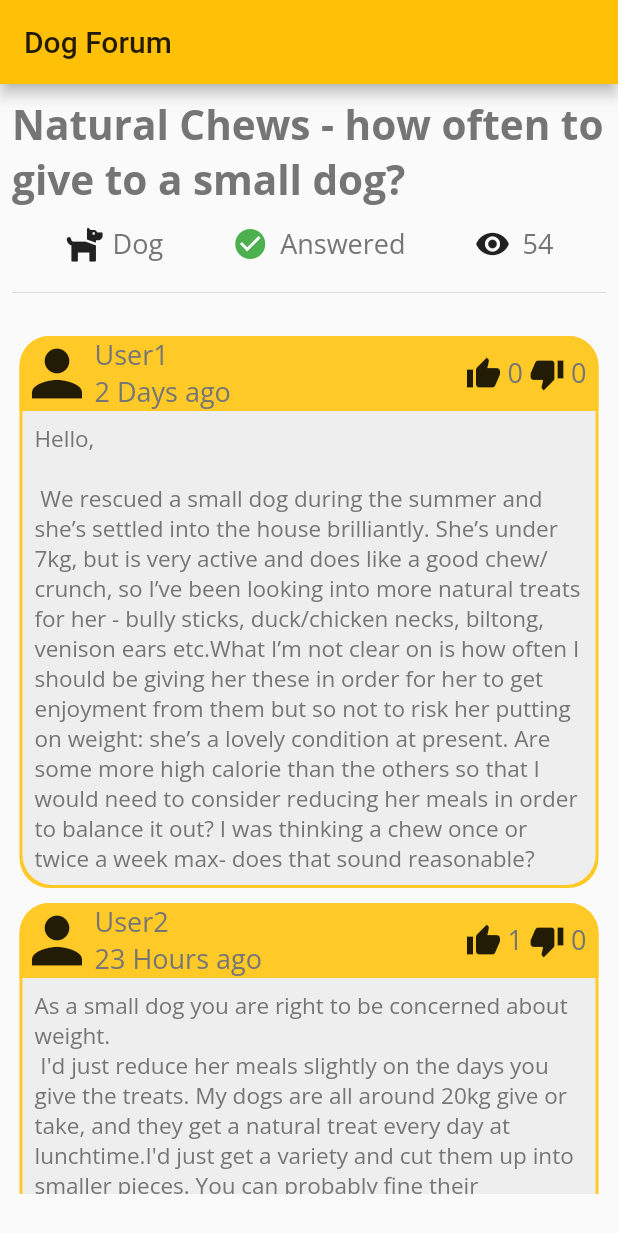
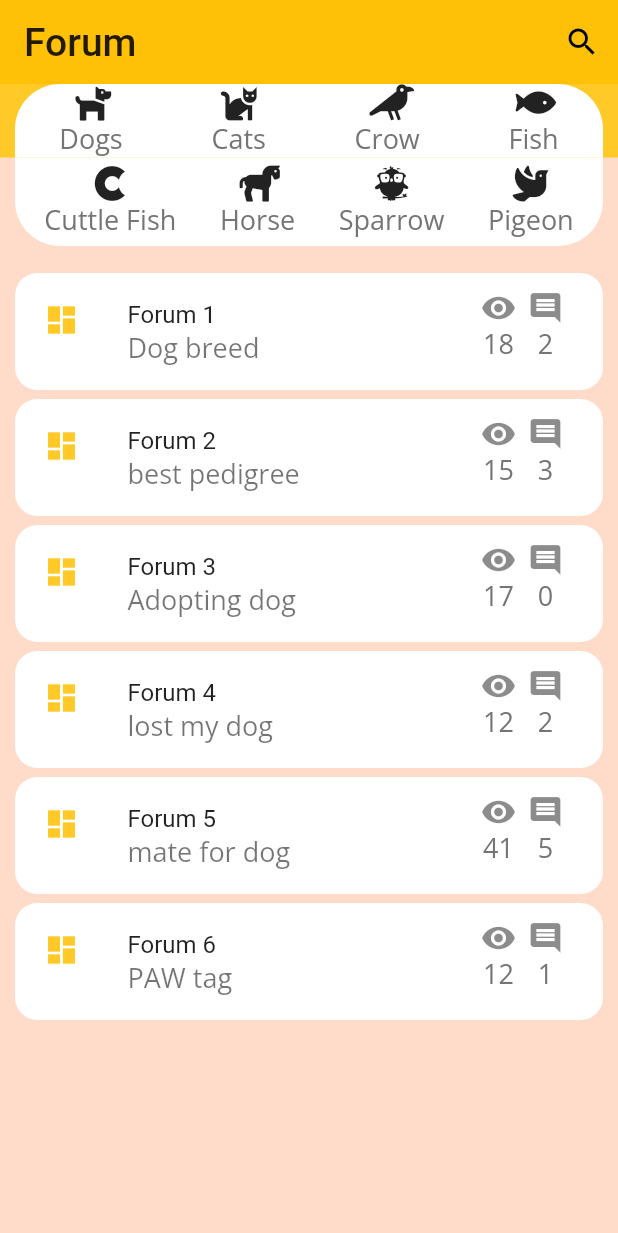
Before and after one commit to Sameerkash/Paw-InOut7, a Flutter app: the screen it shows after launch, on a phone screen of 412 x 824 dp. Shown: the top 1233 px of the screen. Run offline on Flutter 3.47's test engine with Material 2 defaults, Android fonts, the phone set to English and light mode, and no system bars; our stand-ins replace auto_route, auto_size_text, cached_network_image, carousel_slider, cloud_firestore, dartz and 18 more; missing offline and left inert: flutter_swipable, geoflutterfire, qr_code_scanner, swipebuttonflutter; accounts and stored records are empty; generated files the repository leaves out were written again.

Commit message:
Disscussion forum

```diff
--- a/lib/main.dart
+++ b/lib/main.dart
@@ -3,6 +3,7 @@ import 'package:firebase_core/firebase_core.dart';
 import 'package:flutter/material.dart';
 import 'package:google_fonts/google_fonts.dart';
 import 'package:hooks_riverpod/hooks_riverpod.dart';
+import 'package:petme/ui/forum/forum.dart';
 import 'package:petme/ui/forum/forum_detail.dart';
 import 'package:petme/ui/lost/scanner.dart';
 import 'package:petme/ui/mate/matelist.dart';
@@ -36,7 +37,7 @@ class MyApp extends StatelessWidget {
             bodyText2:
                 GoogleFonts.openSans(color: Colors.grey[600], fontSize: 18),
           )),
-      home:ForumDetailPage() ,
+      home: ForumPage(),
       //builder: ExtendedNavigator.builder<r.Router>(router: r.Router()),
     );
   }
--- /dev/null
+++ b/lib/ui/forum/forum.dart
@@ -0,0 +1,206 @@
+import 'package:flutter/material.dart';
+import 'package:flutter_vector_icons/flutter_vector_icons.dart';
+import 'package:font_awesome_flutter/font_awesome_flutter.dart';
+import 'package:google_fonts/google_fonts.dart';
+import 'package:material_design_icons_flutter/material_design_icons_flutter.dart';
+import 'package:petme/ui/forum/forum_detail.dart';
+
+class ForumPage extends StatefulWidget {
+  final String title = "Forum";
+
+  @override
+  _ForumPageState createState() => new _ForumPageState();
+}
+
+class _ForumPageState extends State<ForumPage> {
+  /// Top Icons
+  var topCategoyIcons = new Container(
+    alignment: Alignment.center,
+    decoration: new BoxDecoration(
+        gradient: new LinearGradient(
+      colors: [
+        Colors.amber[400],
+        Colors.amber[400],
+      ],
+      begin: const FractionalOffset(0.0, 0.0),
+      end: const FractionalOffset(0.0, 1.0),
+      stops: [0.0, 1.0],
+      tileMode: TileMode.clamp,
+    )),
+    child: new Container(
+      alignment: Alignment.bottomCenter,
+      margin: const EdgeInsets.symmetric(
+        horizontal: 10.0,
+        vertical: 0.0,
+      ),
+      decoration: new BoxDecoration(
+        color: Colors.white,
+        // border: new Border.all(color: Colors.black, width: 1.0),
+        borderRadius: new BorderRadius.only(
+          topLeft: new Radius.circular(30.0),
+          topRight: new Radius.circular(30.0),
+        ),
+      ),
+      child: new Row(
+        mainAxisAlignment: MainAxisAlignment.spaceAround,
+        crossAxisAlignment: CrossAxisAlignment.center,
+        children: <Widget>[
+          new CategoryIcon(FontAwesomeIcons.dog, "Dogs", false),
+          new CategoryIcon(FontAwesomeIcons.cat, "Cats", false),
+          new CategoryIcon(FontAwesomeIcons.crow, "Crow", false),
+          new CategoryIcon(FontAwesomeIcons.fish, "Fish", false),
+        ],
+      ),
+    ),
+  );
+
+  var categoryMetric = new Container(
+    padding: const EdgeInsets.all(5.0),
+    margin: const EdgeInsets.fromLTRB(10.0, 0.0, 10.0, 15.0),
+    decoration: new BoxDecoration(
+      gradient: new LinearGradient(
+        colors: [
+          Colors.white,
+          Colors.white,
+        ],
+        begin: const FractionalOffset(0.0, 0.5),
+        end: const FractionalOffset(0.0, 1.0),
+        stops: [0.0, 1.0],
+        tileMode: TileMode.clamp,
+      ),
+      // border: new Border.all(color: Colors.black, width: 1.0),
+      borderRadius: new BorderRadius.only(
+        bottomLeft: new Radius.circular(30.0),
+        bottomRight: new Radius.circular(30.0),
+      ),
+    ),
+    child: new Row(
+      mainAxisAlignment: MainAxisAlignment.spaceAround,
+      crossAxisAlignment: CrossAxisAlignment.center,
+      children: <Widget>[
+        new CategoryIcon(FontAwesomeIcons.cuttlefish, "Cuttle Fish", false),
+        new CategoryIcon(FontAwesomeIcons.horse, "Horse", false),
+        new CategoryIcon(FontAwesomeIcons.earlybirds, "Sparrow", false),
+        new CategoryIcon(FontAwesomeIcons.dove, "Pigeon", false),
+      ],
+    ),
+  );
+
+  static final listItemsData = [
+    new ListEntry("Forum 1", "test", "Dog breed", 18, 2, true),
+    new ListEntry("Forum 2", "test", "best pedigree", 15, 3, false),
+    new ListEntry("Forum 3", "test", "Adopting dog", 17, 0, false),
+    new ListEntry("Forum 4", "test", "lost my dog", 12, 2, true),
+    new ListEntry("Forum 5", "test", "mate for dog", 41, 5, true),
+    new ListEntry("Forum 6", "test", "PAW tag", 12, 1, true),
+  ];
+  var listView = new ListView.builder(
+    itemBuilder: (BuildContext context, int index) =>
+        new EntryItem(listItemsData[index]),
+    itemCount: listItemsData.length,
+    shrinkWrap: true,
+  );
+
+  @override
+  Widget build(BuildContext context) {
+    return new Scaffold(
+      backgroundColor: const Color(0xffffdcc9),
+      appBar: new AppBar(
+        centerTitle: false,
+        elevation: 0.0,
+        title: new Text(
+          widget.title,
+          textScaleFactor: 1.3,
+        ),
+        actions: <Widget>[
+          new IconButton(
+            icon: new Icon(Icons.search),
+            onPressed: _onSearchPressed,
+          ),
+        ],
+      ),
+      body: SingleChildScrollView(
+        physics: ScrollPhysics(),
+        scrollDirection: Axis.vertical,
+        child: new Column(
+          children: <Widget>[topCategoyIcons, categoryMetric, listView],
+        ),
+      ),
+    );
+  }
+
+  void _onSearchPressed() {
+    Navigator.pop(context);
+  }
+}
+
+class ListEntry {
+  final String title;
+  final String icon;
+  final String description;
+  final int views;
+  final int responses;
+  final bool answered;
+
+  ListEntry(this.title, this.icon, this.description, this.views, this.responses,
+      this.answered);
+}
+
+class CategoryIcon extends StatelessWidget {
+  const CategoryIcon(this.icon, this.iconText, this.selected);
+
+  final String iconText;
+  final IconData icon;
+  final bool selected;
+
+  @override
+  Widget build(BuildContext context) {
+    return new Column(
+      children: <Widget>[new Icon(icon), new Text(iconText)],
+    );
+  }
+}
+
+class EntryItem extends StatelessWidget {
+  const EntryItem(this.entry);
+
+  final ListEntry entry;
+
+  @override
+  Widget build(BuildContext context) {
+    return new Container(
+      padding: const EdgeInsets.all(3.0),
+      margin: const EdgeInsets.symmetric(horizontal: 10.0, vertical: 3.0),
+      decoration: new BoxDecoration(
+        color: Colors.white,
+        borderRadius: new BorderRadius.all(new Radius.circular(15.0)),
+      ),
+      child: new ListTile(
+        title: new Text(entry.title),
+        subtitle: new Text(entry.description),
+        leading: new Icon(
+          Icons.dashboard,
+          color: Colors.amber[400],
+        ),
+        // trailing:
+        //     CategoryIcon(Icons.remove_red_eye, entry.views.toString(), false),
+        trailing: Container(
+          width: 70,
+          child: new Row(
+            mainAxisAlignment: MainAxisAlignment.spaceEvenly,
+            children: <Widget>[
+              new CategoryIcon(
+                  Icons.remove_red_eye, entry.views.toString(), false),
+              new CategoryIcon(
+                  Icons.comment, entry.responses.toString(), false),
+            ],
+          ),
+        ),
+        onTap: () {
+          Navigator.push(context,
+              MaterialPageRoute(builder: (context) => ForumDetailPage()));
+        },
+      ),
+    );
+  }
+}
--- a/pubspec.yaml
+++ b/pubspec.yaml
@@ -56,6 +56,7 @@ dependencies:
   url_launcher: ^5.7.10
   carousel_slider: ^2.3.1
   swipebuttonflutter: ^0.1.2
+  material_design_icons_flutter: ^4.0.5755
 
 
 #dependency_overrides:
```
Also changed, not shown: assets/images/adoption_homepage.jpg (added), assets/images/adoption_homepage.png (deleted).
